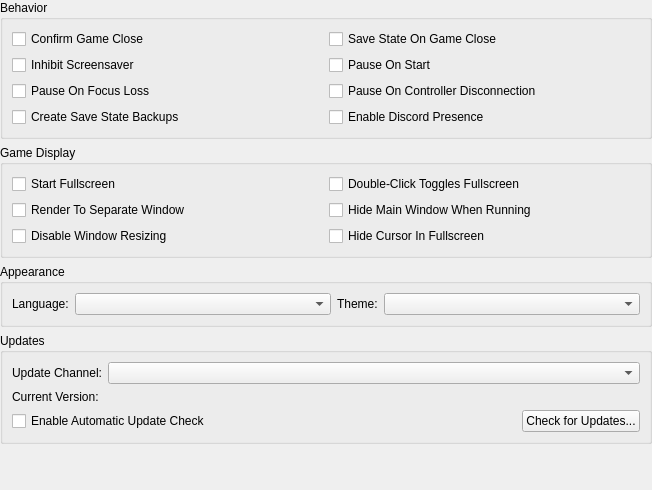
First picture: the form in src/duckstation-qt/interfacesettingswidget.ui, repository stenzek/duckstation, before the edit.
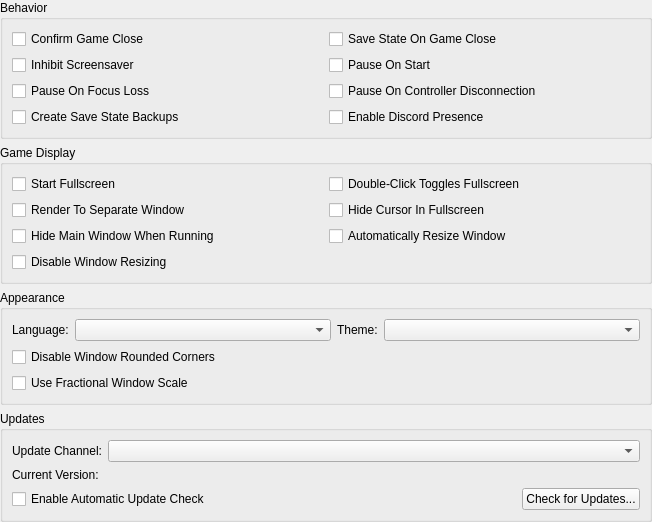
Second picture: the form after the edit.

```diff
--- a/src/duckstation-qt/interfacesettingswidget.ui
+++ b/src/duckstation-qt/interfacesettingswidget.ui
@@ -116,26 +116,33 @@
        </widget>
       </item>
       <item row="1" column="1">
+       <widget class="QCheckBox" name="hideMouseCursor">
+        <property name="text">
+         <string>Hide Cursor In Fullscreen</string>
+        </property>
+       </widget>
+      </item>
+      <item row="2" column="0">
        <widget class="QCheckBox" name="hideMainWindow">
         <property name="text">
          <string>Hide Main Window When Running</string>
         </property>
        </widget>
       </item>
-      <item row="2" column="0">
+      <item row="2" column="1">
+       <widget class="QCheckBox" name="automaticallyResizeWindow">
+        <property name="text">
+         <string>Automatically Resize Window</string>
+        </property>
+       </widget>
+      </item>
+      <item row="3" column="0">
        <widget class="QCheckBox" name="disableWindowResizing">
         <property name="text">
          <string>Disable Window Resizing</string>
         </property>
        </widget>
       </item>
-      <item row="2" column="1">
-       <widget class="QCheckBox" name="hideMouseCursor">
-        <property name="text">
-         <string>Hide Cursor In Fullscreen</string>
-        </property>
-       </widget>
-      </item>
      </layout>
     </widget>
    </item>
@@ -165,6 +172,20 @@
       <item row="0" column="3">
        <widget class="QComboBox" name="theme"/>
       </item>
+      <item row="1" column="0" colspan="4">
+       <widget class="QCheckBox" name="disableWindowRoundedCorners">
+        <property name="text">
+         <string>Disable Window Rounded Corners</string>
+        </property>
+       </widget>
+      </item>
+      <item row="2" column="0" colspan="4">
+       <widget class="QCheckBox" name="useFractionalWindowScale">
+        <property name="text">
+         <string>Use Fractional Window Scale</string>
+        </property>
+       </widget>
+      </item>
      </layout>
     </widget>
    </item>
```
